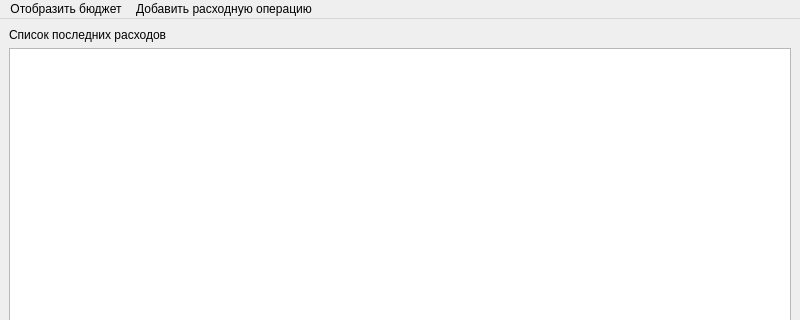
First picture: the form in bookkeeper/view/main.ui, repository sliv2001/bookkeeper, before the edit; both pictures show x 0 to 800 and y 0 to 320 of the 800 by 600 pixel window.
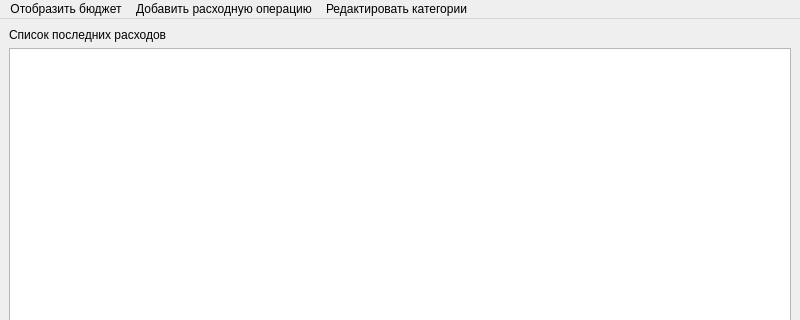
Second picture: the form after the edit.

```diff
--- a/bookkeeper/view/main.ui
+++ b/bookkeeper/view/main.ui
@@ -77,8 +77,14 @@
      <string>Добавить расходную операцию</string>
     </property>
    </widget>
+   <widget class="QMenu" name="menu_3">
+    <property name="title">
+     <string>Редактировать категории</string>
+    </property>
+   </widget>
    <addaction name="menu"/>
    <addaction name="menu_2"/>
+   <addaction name="menu_3"/>
   </widget>
   <widget class="QStatusBar" name="statusbar"/>
  </widget>
```
